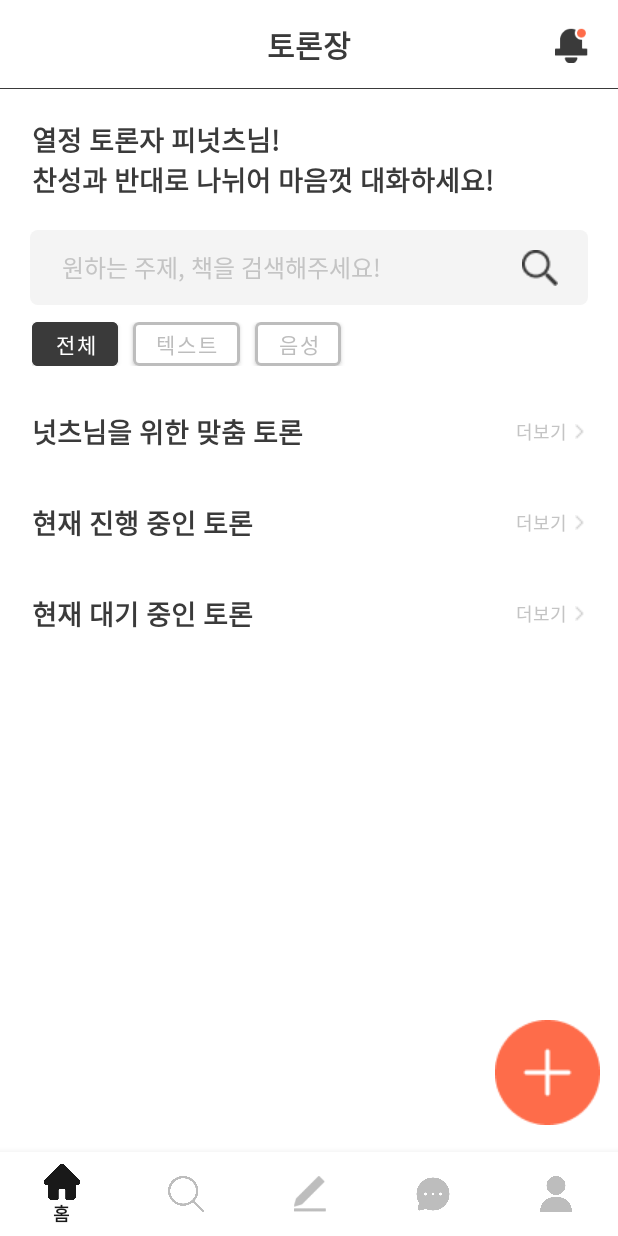
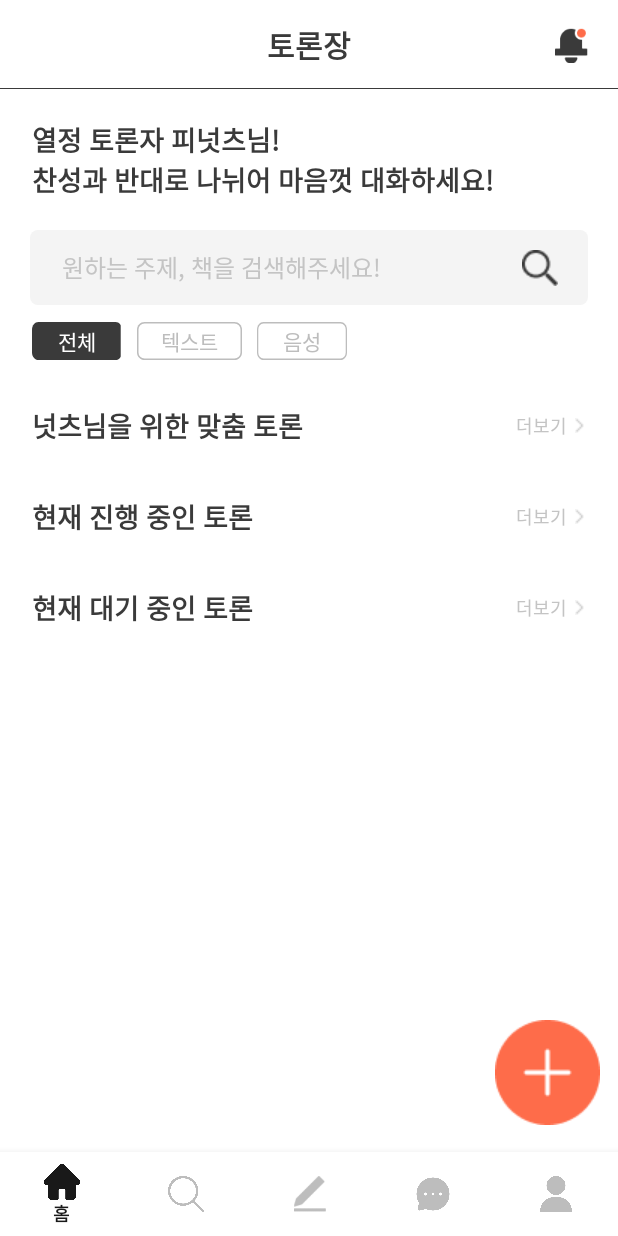
Before and after one commit to Book-Nuts/booknuts-frontend, an Android app: the fragment DebateFragment placed in its activity, on a phone screen of 412 x 824 dp. Run offline under Robolectric (Android 15) with nearby library versions, the phone set to English and light mode, and no system bars; our stand-ins replace Firebase (no records; nobody signed in at launch, a user with empty details on screens opened directly); 1 statement that could not run was skipped.

Commit message:
[FEAT] connect debate status modify api

```diff
--- a/app/src/main/java/kr/co/booknuts/BookSearchActivity.kt
+++ b/app/src/main/java/kr/co/booknuts/BookSearchActivity.kt
@@ -42,6 +42,7 @@ class BookSearchActivity : AppCompatActivity() {
 
         binding.imgSearch.setOnClickListener {
             var bookTitle = binding.editBookTitle.text.toString()
+            hideKeyboard()
             //Toast.makeText(this@BookSearchActivity, "Title: " + bookTitle, Toast.LENGTH_SHORT).show()
 
             if(!bookTitle.isEmpty()) {
--- a/app/src/main/java/kr/co/booknuts/DebateCreateActivity.kt
+++ b/app/src/main/java/kr/co/booknuts/DebateCreateActivity.kt
@@ -190,6 +190,7 @@ class DebateCreateActivity : AppCompatActivity() {
                                     intent.putExtra("opinion", userOpinion)
                                     intent.putExtra("topic", topic)
                                     intent.putExtra("title", bookTitle)
+                                    intent.putExtra("active", false)
                                     startActivity(intent)
                                     finish()
                                 }
--- a/app/src/main/java/kr/co/booknuts/MainActivity.kt
+++ b/app/src/main/java/kr/co/booknuts/MainActivity.kt
@@ -40,7 +40,7 @@ class MainActivity : AppCompatActivity() {
                         changeFragment(fragmentSearch)
                     }
                     R.id.write -> {
-                        //changeFragment(fragmentWrite)
+                        changeFragment(fragmentHome)
                         var intent = Intent(this@MainActivity, WriteActivity::class.java)
                         startActivity(intent)
                     }
--- a/app/src/main/java/kr/co/booknuts/api/DebateRoomService.kt
+++ b/app/src/main/java/kr/co/booknuts/api/DebateRoomService.kt
@@ -34,4 +34,12 @@ interface DebateRoomService {
         @Path("roomId") roomId: Long,
         @Query("opinion") opinion: Boolean,
     ) : Call<DebateJoinDTO>
+
+    // 토론장 상태 변경
+    @PATCH("/debate/update/{roomId}")
+    fun activate(
+        @Header("X-AUTH-TOKEN") token: String,
+        @Path("roomId") roomId: Long,
+        @Query("status") status: Int,
+    ) : Call<DebateJoinDTO>
 }
--- a/app/src/main/java/kr/co/booknuts/fragment/DebateDetail2Fragment.kt
+++ b/app/src/main/java/kr/co/booknuts/fragment/DebateDetail2Fragment.kt
@@ -76,6 +76,7 @@ class DebateDetail2Fragment : Fragment() {
                                     intent.putExtra("title", title)
                                     intent.putExtra("topic", topic)
                                     intent.putExtra("opinion", opinion)
+                                    intent.putExtra("active", true)
                                     startActivity(intent)
                                     this@DebateDetail2Fragment.activity?.finish()
                                 }
--- a/app/src/main/res/layout/activity_debate_chat.xml
+++ b/app/src/main/res/layout/activity_debate_chat.xml
@@ -15,6 +15,7 @@
         android:layout_marginTop="10dp"
         android:layout_marginRight="10dp"
         android:layout_marginBottom="16dp"
+        android:gravity="center_vertical"
         android:text="선한목적을 위해 악한 수단을 사용하는  것이 정당화될 수 있는가"
         android:textColor="@color/white"
         android:textSize="18sp"
@@ -49,7 +50,10 @@
             android:layout_width="wrap_content"
             android:layout_height="wrap_content"
             android:layout_gravity="center"
+            android:ellipsize="start"
             android:gravity="center"
+            android:maxWidth="300dp"
+            android:singleLine="true"
             android:text="'죄와 벌' 토론장"
             android:textColor="#3A3A3A"
             android:textSize="20sp"
--- a/app/src/main/res/layout/fragment_debate.xml
+++ b/app/src/main/res/layout/fragment_debate.xml
@@ -134,83 +134,42 @@
                     android:layout_marginRight="21dp"
                     android:orientation="horizontal">
 
-                    <Button
+                    <TextView
                         android:id="@+id/btn_toggle_all"
-                        android:layout_width="wrap_content"
+                        android:layout_width="60dp"
                         android:layout_height="wrap_content"
-                        android:layout_marginEnd="10dp"
                         android:layout_marginRight="10dp"
+                        android:background="@drawable/top_tab_view_fill"
+                        android:clipToOutline="true"
                         android:gravity="center"
-                        android:insetLeft="0dp"
-                        android:insetTop="0dp"
-                        android:insetRight="0dp"
-                        android:insetBottom="0dp"
-                        android:minWidth="0dp"
-                        android:minHeight="0dp"
-                        android:paddingLeft="15dp"
-                        android:paddingTop="4dp"
-                        android:paddingRight="15dp"
-                        android:paddingBottom="4dp"
+                        android:minWidth="59dp"
                         android:text="전체"
-                        android:textColor="@color/white"
-                        android:textSize="14sp"
-                        app:backgroundTint="@color/dark_grey_700"
-                        app:elevation="0dp"
-                        app:strokeColor="@color/dark_grey_700"
-                        app:strokeWidth="2dp"
-                        tools:ignore="TouchTargetSizeCheck" />
+                        android:textColor="#ffffff" />
 
-                    <Button
+                    <TextView
                         android:id="@+id/btn_toggle_text"
-                        android:layout_width="wrap_content"
+                        android:layout_width="70dp"
                         android:layout_height="wrap_content"
-                        android:layout_marginEnd="10dp"
                         android:layout_marginRight="10dp"
+                        android:background="@drawable/top_tab_view"
+                        android:clipToOutline="true"
                         android:gravity="center"
-                        android:insetLeft="0dp"
-                        android:insetTop="0dp"
-                        android:insetRight="0dp"
-                        android:insetBottom="0dp"
-                        android:minWidth="0dp"
-                        android:minHeight="0dp"
-                        android:paddingLeft="15dp"
-                        android:paddingTop="4dp"
-                        android:paddingRight="15dp"
-                        android:paddingBottom="4dp"
+                        android:minWidth="59dp"
                         android:text="텍스트"
-                        android:textColor="@color/grey_200"
-                        android:textSize="14sp"
-                        app:backgroundTint="#FFFFFF"
-                        app:elevation="0dp"
-                        app:strokeColor="@color/grey_200"
-                        app:strokeWidth="2dp"
-                        tools:ignore="TouchTargetSizeCheck" />
+                        android:textColor="@color/grey_200" />
 
-                    <Button
+                    <TextView
                         android:id="@+id/btn_toggle_voice"
-                        android:layout_width="wrap_content"
+                        android:layout_width="60dp"
                         android:layout_height="wrap_content"
-                        android:layout_marginEnd="10dp"
                         android:layout_marginRight="10dp"
+                        android:background="@drawable/top_tab_view"
+                        android:clipToOutline="true"
                         android:gravity="center"
-                        android:insetLeft="0dp"
-                        android:insetTop="0dp"
-                        android:insetRight="0dp"
-                        android:insetBottom="0dp"
-                        android:minWidth="0dp"
-                        android:minHeight="0dp"
-                        android:paddingLeft="15dp"
-                        android:paddingTop="4dp"
-                        android:paddingRight="15dp"
-                        android:paddingBottom="4dp"
+                        android:minWidth="59dp"
                         android:text="음성"
-                        android:textColor="@color/grey_200"
-                        android:textSize="14sp"
-                        app:backgroundTint="#FFFFFF"
-                        app:elevation="0dp"
-                        app:strokeColor="@color/grey_200"
-                        app:strokeWidth="2dp"
-                        tools:ignore="TouchTargetSizeCheck" />
+                        android:textColor="@color/grey_200" />
+
                 </LinearLayout>
 
                 <androidx.constraintlayout.widget.ConstraintLayout
```
Also changed, not shown: app/src/main/java/kr/co/booknuts/DebateChatActivity.kt (+37 -8 lines), app/src/main/java/kr/co/booknuts/fragment/DebateFragment.kt (+4 -4 lines), app/src/main/res/layout/fragment_home.xml (+5 -6 lines), app/src/main/res/layout/listitem_debate_room.xml (+7 -3 lines), app/src/main/res/drawable-nodpi/img_logo_x5.png (added).
